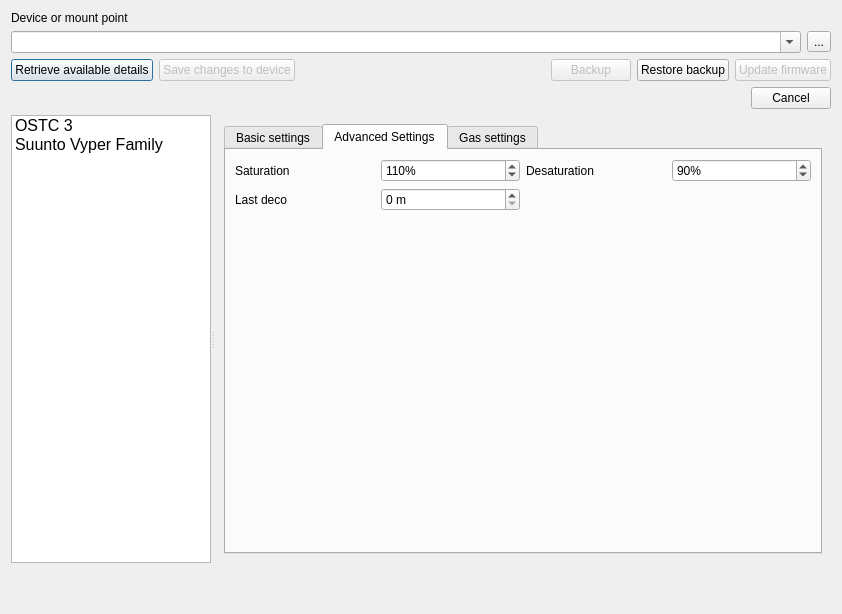
Qt form qt-ui/configuredivecomputerdialog.ui (subsurface/subsurface) before a commit.
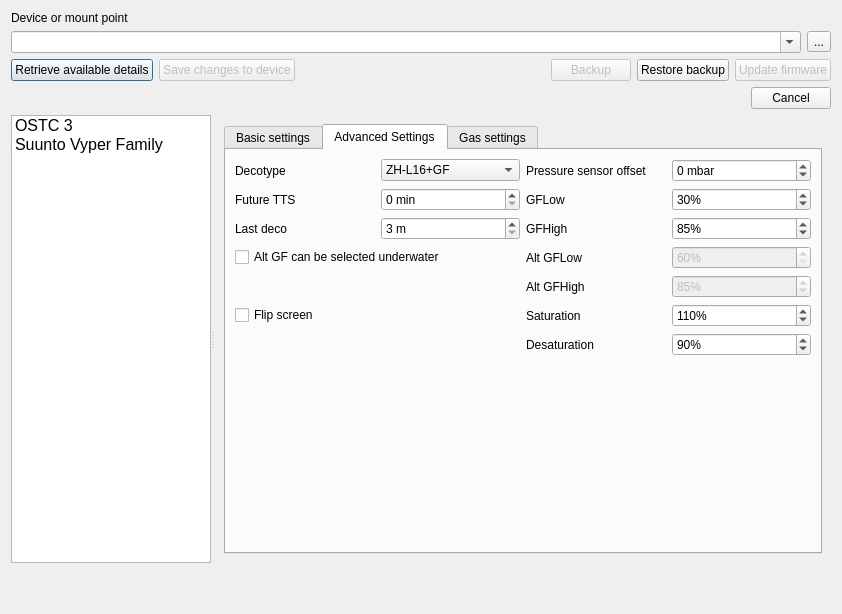
The same form after that commit. The open tabs and pages were chosen to show the change. Icons and pictures are not drawn.

Commit message:
Add a more settings to the OSTC3 settings
This adds the settings not previously available in the OSTC3 settings.

Diff of the .ui file:
```diff
--- a/qt-ui/configuredivecomputerdialog.ui
+++ b/qt-ui/configuredivecomputerdialog.ui
@@ -572,33 +572,74 @@
             <string>Advanced Settings</string>
            </attribute>
            <layout class="QGridLayout" name="gridLayout_1">
-            <item row="3" column="0">
-             <widget class="QLabel" name="label_7">
+            <item row="3" column="0" colspan="2">
+             <widget class="QCheckBox" name="aGFSelectableCheckBox">
               <property name="text">
-               <string>Saturation</string>
+               <string>Alt GF can be selected underwater</string>
               </property>
-              <property name="buddy">
-               <cstring>saturationSpinBox</cstring>
+             </widget>
+            </item>
+            <item row="1" column="0">
+             <widget class="QLabel" name="label_31">
+              <property name="text">
+               <string>Future TTS</string>
               </property>
              </widget>
             </item>
-            <item row="3" column="1">
-             <widget class="QSpinBox" name="saturationSpinBox">
+            <item row="0" column="3">
+             <widget class="QLabel" name="label_34">
+              <property name="text">
+               <string>Pressure sensor offset</string>
+              </property>
+             </widget>
+            </item>
+            <item row="1" column="3">
+             <widget class="QLabel" name="label_32">
+              <property name="text">
+               <string>GFLow</string>
+              </property>
+             </widget>
+            </item>
+            <item row="1" column="4">
+             <widget class="QSpinBox" name="gfLowSpinBox">
               <property name="suffix">
                <string>%</string>
               </property>
               <property name="minimum">
+               <number>10</number>
+              </property>
+              <property name="maximum">
                <number>100</number>
               </property>
-              <property name="maximum">
-               <number>140</number>
-              </property>
               <property name="value">
+               <number>30</number>
+              </property>
+             </widget>
+            </item>
+            <item row="2" column="3">
+             <widget class="QLabel" name="label_33">
+              <property name="text">
+               <string>GFHigh</string>
+              </property>
+             </widget>
+            </item>
+            <item row="2" column="4">
+             <widget class="QSpinBox" name="gfHighSpinBox">
+              <property name="suffix">
+               <string>%</string>
+              </property>
+              <property name="minimum">
+               <number>60</number>
+              </property>
+              <property name="maximum">
                <number>110</number>
               </property>
+              <property name="value">
+               <number>85</number>
+              </property>
              </widget>
             </item>
-            <item row="3" column="3">
+            <item row="9" column="3">
              <widget class="QLabel" name="label_8">
               <property name="text">
                <string>Desaturation</string>
@@ -608,7 +649,7 @@
               </property>
              </widget>
             </item>
-            <item row="3" column="4">
+            <item row="9" column="4">
              <widget class="QSpinBox" name="desaturationSpinBox">
               <property name="suffix">
                <string>%</string>
@@ -624,7 +665,99 @@
               </property>
              </widget>
             </item>
-            <item row="4" column="0">
+            <item row="13" column="0">
+             <spacer name="verticalSpacer_4">
+              <property name="orientation">
+               <enum>Qt::Vertical</enum>
+              </property>
+              <property name="sizeHint" stdset="0">
+               <size>
+                <width>20</width>
+                <height>40</height>
+               </size>
+              </property>
+             </spacer>
+            </item>
+            <item row="2" column="1">
+             <widget class="QSpinBox" name="lastDecoSpinBox">
+              <property name="suffix">
+               <string> m</string>
+              </property>
+              <property name="minimum">
+               <number>3</number>
+              </property>
+              <property name="maximum">
+               <number>6</number>
+              </property>
+             </widget>
+            </item>
+            <item row="0" column="0">
+             <widget class="QLabel" name="label_28">
+              <property name="text">
+               <string>Decotype</string>
+              </property>
+             </widget>
+            </item>
+            <item row="3" column="4">
+             <widget class="QSpinBox" name="aGFLowSpinBox">
+              <property name="enabled">
+               <bool>false</bool>
+              </property>
+              <property name="suffix">
+               <string>%</string>
+              </property>
+              <property name="minimum">
+               <number>60</number>
+              </property>
+              <property name="maximum">
+               <number>100</number>
+              </property>
+              <property name="value">
+               <number>60</number>
+              </property>
+             </widget>
+            </item>
+            <item row="0" column="4">
+             <widget class="QSpinBox" name="pressureSensorOffsetSpinBox">
+              <property name="suffix">
+               <string> mbar</string>
+              </property>
+              <property name="minimum">
+               <number>-20</number>
+              </property>
+              <property name="maximum">
+               <number>20</number>
+              </property>
+             </widget>
+            </item>
+            <item row="1" column="1">
+             <widget class="QSpinBox" name="futureTTSSpinBox">
+              <property name="suffix">
+               <string> min</string>
+              </property>
+              <property name="maximum">
+               <number>9</number>
+              </property>
+             </widget>
+            </item>
+            <item row="0" column="1">
+             <widget class="QComboBox" name="decoTypeComboBox">
+              <property name="currentIndex">
+               <number>1</number>
+              </property>
+              <item>
+               <property name="text">
+                <string>ZH-L16</string>
+               </property>
+              </item>
+              <item>
+               <property name="text">
+                <string>ZH-L16+GF</string>
+               </property>
+              </item>
+             </widget>
+            </item>
+            <item row="2" column="0">
              <widget class="QLabel" name="label_9">
               <property name="text">
                <string>Last deco</string>
@@ -634,25 +767,71 @@
               </property>
              </widget>
             </item>
-            <item row="4" column="1">
-             <widget class="QSpinBox" name="lastDecoSpinBox">
+            <item row="8" column="4">
+             <widget class="QSpinBox" name="saturationSpinBox">
               <property name="suffix">
-               <string> m</string>
+               <string>%</string>
               </property>
+              <property name="minimum">
+               <number>100</number>
+              </property>
+              <property name="maximum">
+               <number>140</number>
+              </property>
+              <property name="value">
+               <number>110</number>
+              </property>
              </widget>
             </item>
-            <item row="5" column="0">
-             <spacer name="verticalSpacer_3">
-              <property name="orientation">
-               <enum>Qt::Vertical</enum>
+            <item row="6" column="4">
+             <widget class="QSpinBox" name="aGFHighSpinBox">
+              <property name="enabled">
+               <bool>false</bool>
               </property>
-              <property name="sizeHint" stdset="0">
-               <size>
-                <width>20</width>
-                <height>40</height>
-               </size>
+              <property name="suffix">
+               <string>%</string>
               </property>
-             </spacer>
+              <property name="minimum">
+               <number>70</number>
+              </property>
+              <property name="maximum">
+               <number>120</number>
+              </property>
+              <property name="value">
+               <number>85</number>
+              </property>
+             </widget>
+            </item>
+            <item row="8" column="3">
+             <widget class="QLabel" name="label_7">
+              <property name="text">
+               <string>Saturation</string>
+              </property>
+              <property name="buddy">
+               <cstring>saturationSpinBox</cstring>
+              </property>
+             </widget>
+            </item>
+            <item row="3" column="3">
+             <widget class="QLabel" name="label_36">
+              <property name="text">
+               <string>Alt GFLow</string>
+              </property>
+             </widget>
+            </item>
+            <item row="6" column="3">
+             <widget class="QLabel" name="label_37">
+              <property name="text">
+               <string>Alt GFHigh</string>
+              </property>
+             </widget>
+            </item>
+            <item row="8" column="0">
+             <widget class="QCheckBox" name="flipScreenCheckBox">
+              <property name="text">
+               <string>Flip screen</string>
+              </property>
+             </widget>
             </item>
            </layout>
           </widget>
```
Left out of the diff: 39 changed lines with no effect on the pictures.
